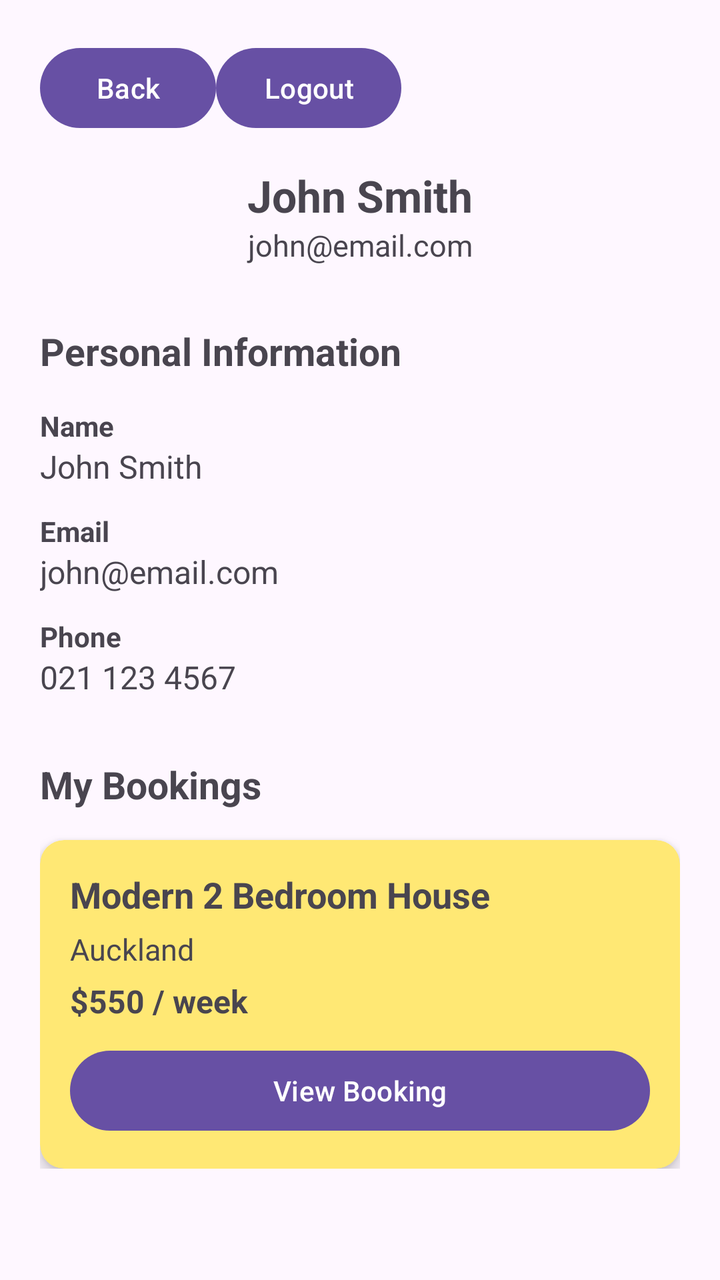
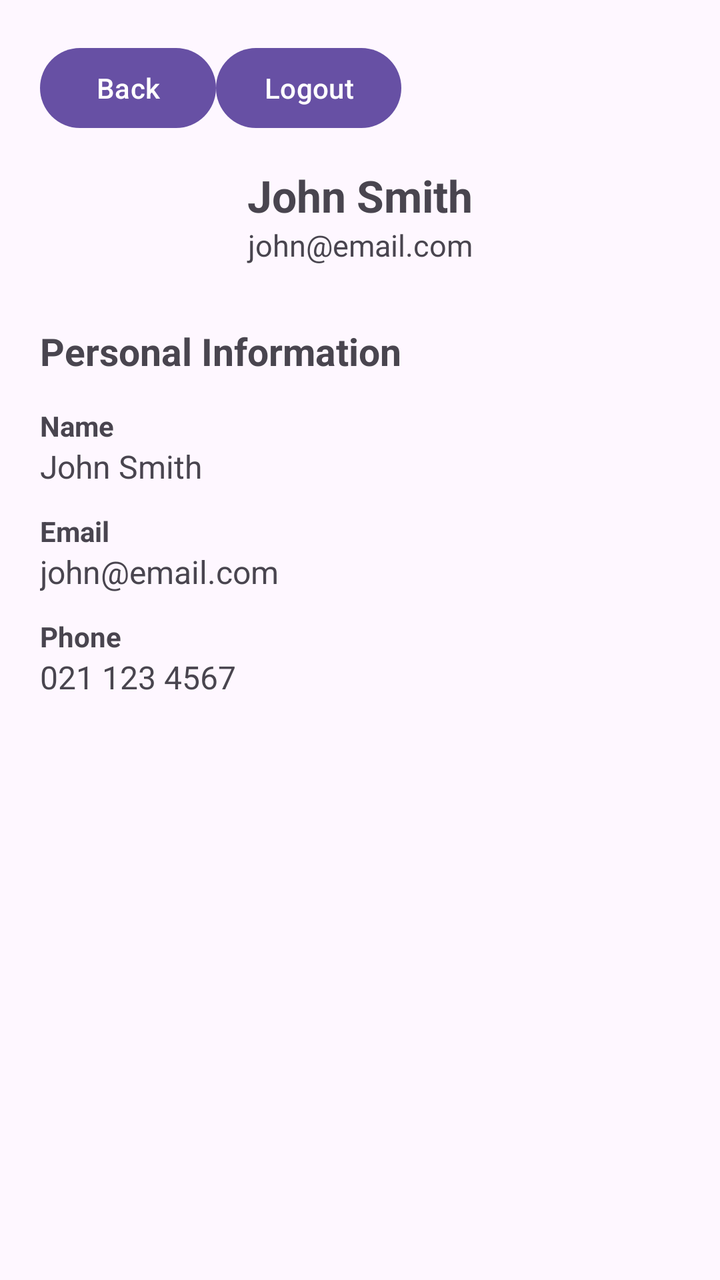

Compare the two renders of this Android layout. The source of the first and the diff that turns it into the second are given below.
<!-- AndroidManifest.xml: application theme Theme.ISCG7424GroupAssessment -->
<!-- res/layout/activity_customer_profile.xml -->
<?xml version="1.0" encoding="utf-8"?>
<ScrollView xmlns:android="http://schemas.android.com/apk/res/android"
    xmlns:app="http://schemas.android.com/apk/res-auto"
    xmlns:tools="http://schemas.android.com/tools"
    android:id="@+id/main"
    android:layout_width="match_parent"
    android:layout_height="match_parent"
    tools:context=".customer.C_Profile">

    <LinearLayout
        android:layout_width="match_parent"
        android:layout_height="wrap_content"
        android:orientation="vertical"
        android:padding="20dp">

       <LinearLayout
           android:layout_width="match_parent"
           android:layout_height="wrap_content"
           android:orientation="horizontal">

           <Button
               android:onClick="btnCBack"
               android:layout_width="wrap_content"
               android:layout_height="wrap_content"
               android:text="Back"/>

           <Button
               android:onClick="btnCLogout"
               android:layout_width="wrap_content"
               android:layout_height="wrap_content"
               android:text="Logout"/>

       </LinearLayout>



        
        <TextView
            android:layout_width="match_parent"
            android:layout_height="wrap_content"
            android:layout_marginTop="15dp"
            android:gravity="center"
            android:text="John Smith"
            android:textSize="22sp"
            android:textStyle="bold" />

        <TextView
            android:layout_width="match_parent"
            android:layout_height="wrap_content"
            android:gravity="center"
            android:text="john@email.com"
            android:textSize="15sp" />

        <TextView
            android:layout_width="match_parent"
            android:layout_height="wrap_content"
            android:layout_marginTop="30dp"
            android:text="Personal Information"
            android:textSize="19sp"
            android:textStyle="bold" />

        <TextView
            android:layout_width="match_parent"
            android:layout_height="wrap_content"
            android:layout_marginTop="15dp"
            android:text="Name"
            android:textStyle="bold" />

        <TextView
            android:layout_width="match_parent"
            android:layout_height="wrap_content"
            android:text="John Smith"
            android:textSize="16sp" />

        <TextView
            android:layout_width="match_parent"
            android:layout_height="wrap_content"
            android:layout_marginTop="12dp"
            android:text="Email"
            android:textStyle="bold" />

        <TextView
            android:layout_width="match_parent"
            android:layout_height="wrap_content"
            android:text="john@email.com"
            android:textSize="16sp" />

        <TextView
            android:layout_width="match_parent"
            android:layout_height="wrap_content"
            android:layout_marginTop="12dp"
            android:text="Phone"
            android:textStyle="bold" />

        <TextView
            android:layout_width="match_parent"
            android:layout_height="wrap_content"
            android:text="021 123 4567"
            android:textSize="16sp" />


        
        <TextView
            android:layout_width="match_parent"
            android:layout_height="wrap_content"
            android:layout_marginTop="30dp"
            android:text="My Bookings"
            android:textSize="19sp"
            android:textStyle="bold" />

        <androidx.cardview.widget.CardView
            android:layout_width="match_parent"
            android:layout_height="wrap_content"
            android:layout_marginTop="15dp"
            app:cardBackgroundColor="#FFE874"
            app:cardCornerRadius="12dp"
            app:cardElevation="4dp">

            <LinearLayout
                android:layout_width="match_parent"
                android:layout_height="wrap_content"
                android:orientation="vertical"
                android:padding="15dp">

                <TextView
                    android:layout_width="match_parent"
                    android:layout_height="wrap_content"
                    android:text="Modern 2 Bedroom House"
                    android:textSize="18sp"
                    android:textStyle="bold" />

                <TextView
                    android:layout_width="match_parent"
                    android:layout_height="wrap_content"
                    android:layout_marginTop="5dp"
                    android:text="Auckland"
                    android:textSize="15sp" />

                <TextView
                    android:layout_width="match_parent"
                    android:layout_height="wrap_content"
                    android:layout_marginTop="5dp"
                    android:text="$550 / week"
                    android:textSize="16sp"
                    android:textStyle="bold" />

                <Button
                    android:id="@+id/btn_cViewBookingDetail"
                    android:layout_width="match_parent"
                    android:layout_height="wrap_content"
                    android:layout_marginTop="10dp"
                    android:text="View Booking" />

            </LinearLayout>

        </androidx.cardview.widget.CardView>

    </LinearLayout>

</ScrollView>
<!-- resources referenced by this layout -->
<resources>
  <style name="Theme.ISCG7424GroupAssessment" parent="Base.Theme.ISCG7424GroupAssessment" />
  <style name="Base.Theme.ISCG7424GroupAssessment" parent="Theme.Material3.DayNight.NoActionBar">
          
          
      </style>
</resources>

<!-- the commit's change to res/layout/activity_customer_profile.xml (unified diff, before → after) -->
@@ -36,6 +36,7 @@
 
         
         <TextView
+            android:id="@+id/tv_customerName"
             android:layout_width="match_parent"
             android:layout_height="wrap_content"
             android:layout_marginTop="15dp"
@@ -45,6 +46,7 @@
             android:textStyle="bold" />
 
         <TextView
+            android:id="@+id/tv_customerEmail"
             android:layout_width="match_parent"
             android:layout_height="wrap_content"
             android:gravity="center"
@@ -67,6 +69,7 @@
             android:textStyle="bold" />
 
         <TextView
+            android:id="@+id/tv_customerName2"
             android:layout_width="match_parent"
             android:layout_height="wrap_content"
             android:text="John Smith"
@@ -80,6 +83,7 @@
             android:textStyle="bold" />
 
         <TextView
+            android:id="@+id/tv_customerEmail2"
             android:layout_width="match_parent"
             android:layout_height="wrap_content"
             android:text="john@email.com"
@@ -93,68 +97,13 @@
             android:textStyle="bold" />
 
         <TextView
+            android:id="@+id/tv_customerPhone"
             android:layout_width="match_parent"
             android:layout_height="wrap_content"
             android:text="021 123 4567"
             android:textSize="16sp" />
 
 
-        
-        <TextView
-            android:layout_width="match_parent"
-            android:layout_height="wrap_content"
-            android:layout_marginTop="30dp"
-            android:text="My Bookings"
-            android:textSize="19sp"
-            android:textStyle="bold" />
-
-        <androidx.cardview.widget.CardView
-            android:layout_width="match_parent"
-            android:layout_height="wrap_content"
-            android:layout_marginTop="15dp"
-            app:cardBackgroundColor="#FFE874"
-            app:cardCornerRadius="12dp"
-            app:cardElevation="4dp">
-
-            <LinearLayout
-                android:layout_width="match_parent"
-                android:layout_height="wrap_content"
-                android:orientation="vertical"
-                android:padding="15dp">
-
-                <TextView
-                    android:layout_width="match_parent"
-                    android:layout_height="wrap_content"
-                    android:text="Modern 2 Bedroom House"
-                    android:textSize="18sp"
-                    android:textStyle="bold" />
-
-                <TextView
-                    android:layout_width="match_parent"
-                    android:layout_height="wrap_content"
-                    android:layout_marginTop="5dp"
-                    android:text="Auckland"
-                    android:textSize="15sp" />
-
-                <TextView
-                    android:layout_width="match_parent"
-                    android:layout_height="wrap_content"
-                    android:layout_marginTop="5dp"
-                    android:text="$550 / week"
-                    android:textSize="16sp"
-                    android:textStyle="bold" />
-
-                <Button
-                    android:id="@+id/btn_cViewBookingDetail"
-                    android:layout_width="match_parent"
-                    android:layout_height="wrap_content"
-                    android:layout_marginTop="10dp"
-                    android:text="View Booking" />
-
-            </LinearLayout>
-
-        </androidx.cardview.widget.CardView>
-
     </LinearLayout>
 
 </ScrollView>
